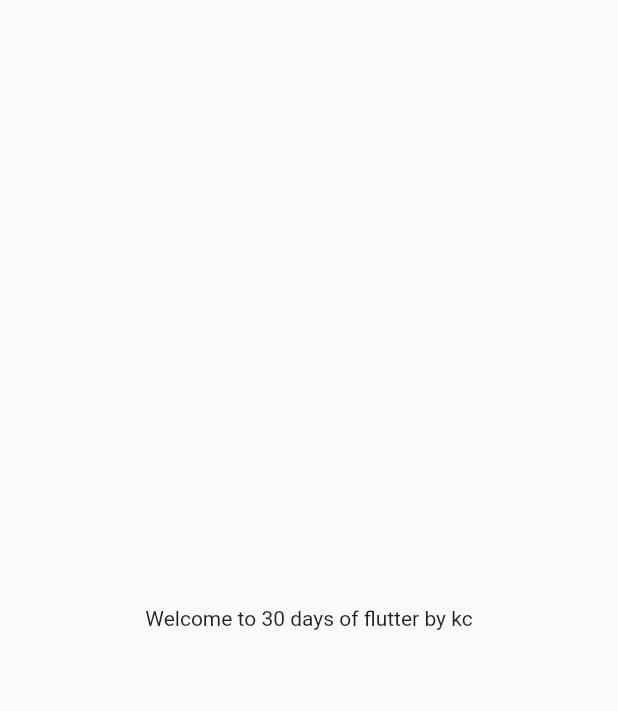
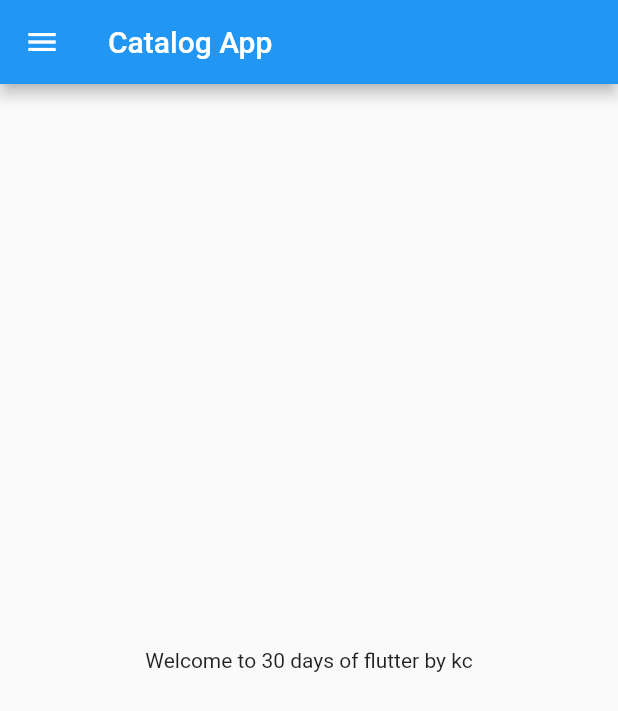
Before and after one commit to kunal-ch/flutter-catalog, a Flutter app: the screen it shows after launch, on a phone screen of 412 x 824 dp. Shown: the top 711 px of the screen. Run offline on Flutter 3.47's test engine with Material 2 defaults, Android fonts, the phone set to English and light mode, and no system bars.

Commit message:
Scaffold

```diff
--- a/lib/home_page.dart
+++ b/lib/home_page.dart
@@ -5,22 +5,20 @@ class HomePage extends StatelessWidget {
 
   @override
   Widget build(BuildContext context) {
-    // Datatypes
-    int days = 30;
-    String other_name = "kc";
-    double pi = 3.14;
-    num day = 30; //can take int as well as double
-    bool isMale = true;
+    // Datatype
+    const int days = 30;
+    const String name = "kc";
 
-    var name = "kc";
-    const const_name = "kc";
-
-    return Material(
-      child: Center(
+    return Scaffold(
+      appBar: AppBar(
+        title: Text("Catalog App"),
+      ),
+      body: Center(
         child: Container(
             child: Text("Welcome to $days days of flutter by $name")
         ),
       ),
+      drawer: Drawer(),
     );
   }
 }
```
